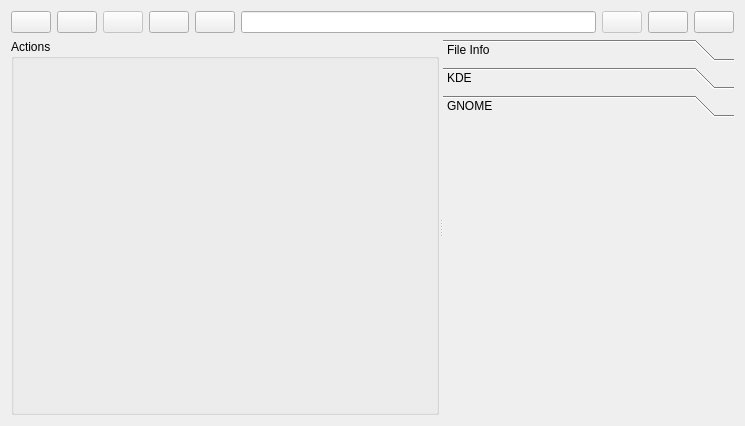
Above: handlers/metafile/metafileWidget.ui from riklaunim/pydingo before the change. Below: the same form after it.
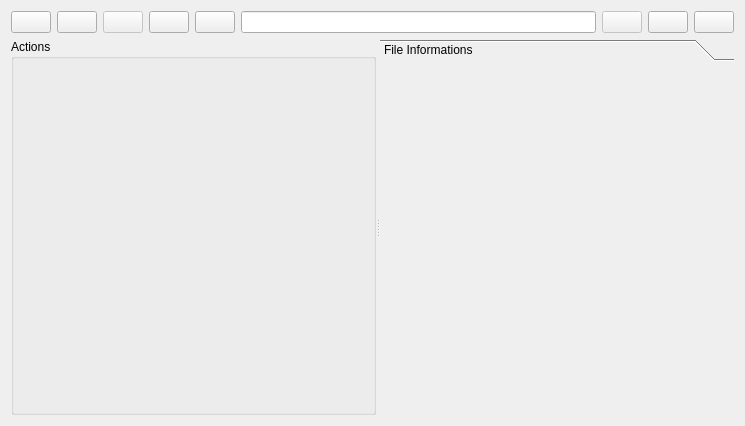
That is the form after the change. The open tabs and pages were chosen to show the change. Icons and pictures are not drawn.

Commit message: basic hachoir and gnome-vfs MIME/META extraction

```diff
--- a/handlers/metafile/metafileWidget.ui
+++ b/handlers/metafile/metafileWidget.ui
@@ -203,35 +203,17 @@
       <property name="currentIndex" >
        <number>0</number>
       </property>
-      <widget class="QWidget" name="strona" >
-       <attribute name="label" >
-        <string>File Info</string>
-       </attribute>
-      </widget>
-      <widget class="QWidget" name="page" >
+      <widget class="QWidget" name="fileInfo" >
        <property name="geometry" >
         <rect>
          <x>0</x>
          <y>0</y>
-         <width>237</width>
-         <height>112</height>
+         <width>367</width>
+         <height>178</height>
         </rect>
        </property>
        <attribute name="label" >
-        <string>KDE</string>
-       </attribute>
-      </widget>
-      <widget class="QWidget" name="page_2" >
-       <property name="geometry" >
-        <rect>
-         <x>0</x>
-         <y>0</y>
-         <width>237</width>
-         <height>112</height>
-        </rect>
-       </property>
-       <attribute name="label" >
-        <string>GNOME</string>
+        <string>File Informations</string>
        </attribute>
       </widget>
      </widget>
```
Left out of the diff: 4 changed lines with no effect on the pictures. The commit also changes 4 other files.
